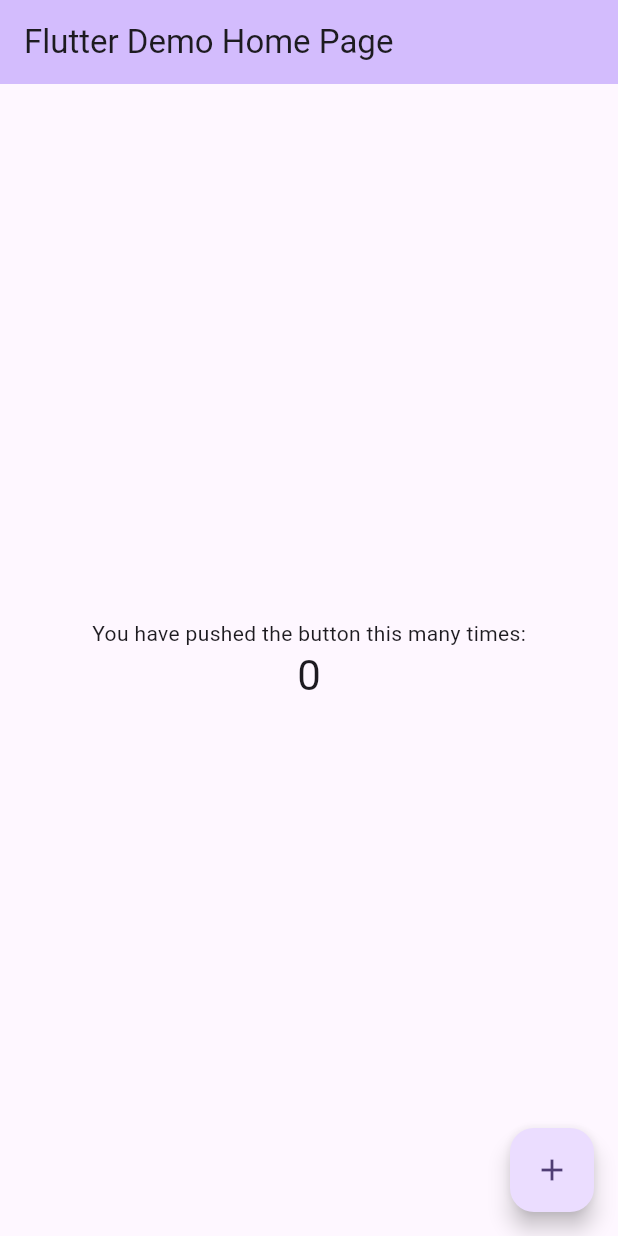
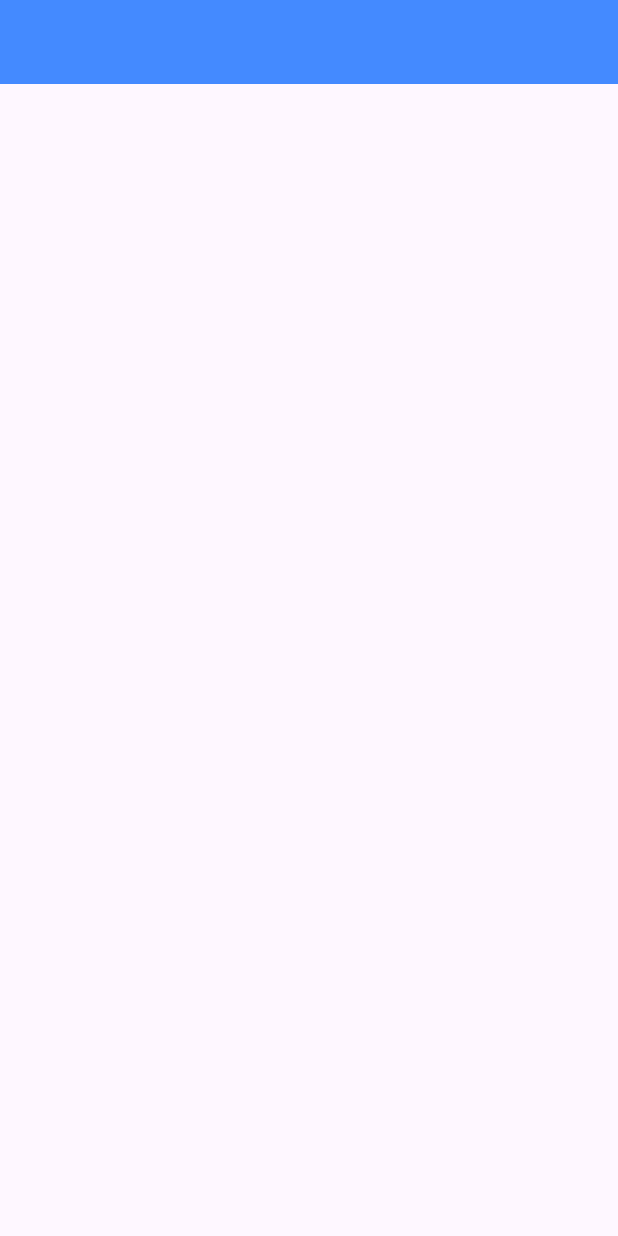
Before and after one commit to IT21175466/Land-License, a Flutter app: the screen it shows after launch, on a phone screen of 412 x 824 dp. Run offline on Flutter 3.47's test engine with Material 2 defaults, Android fonts, the phone set to English and light mode, and no system bars.

Commit message:
First Step

```diff
--- /dev/null
+++ b/lib/Home_Page.dart
@@ -0,0 +1,19 @@
+import 'package:flutter/material.dart';
+
+class HomePage extends StatefulWidget {
+  const HomePage({super.key});
+
+  @override
+  State<HomePage> createState() => _HomePageState();
+}
+
+class _HomePageState extends State<HomePage> {
+  @override
+  Widget build(BuildContext context) {
+    return Scaffold(
+      appBar: AppBar(
+        backgroundColor: Colors.blueAccent,
+      ),
+    );
+  }
+}
--- a/lib/main.dart
+++ b/lib/main.dart
@@ -1,4 +1,5 @@
 import 'package:flutter/material.dart';
+import 'package:land_license/Home_Page.dart';
 
 void main() {
   runApp(const MyApp());
@@ -31,95 +32,7 @@
         colorScheme: ColorScheme.fromSeed(seedColor: Colors.deepPurple),
         useMaterial3: true,
       ),
-      home: const MyHomePage(title: 'Flutter Demo Home Page'),
+      home: const HomePage(),
     );
   }
 }
-
-class MyHomePage extends StatefulWidget {
-  const MyHomePage({super.key, required this.title});
-
-  // This widget is the home page of your application. It is stateful, meaning
-  // that it has a State object (defined below) that contains fields that affect
-  // how it looks.
-
-  // This class is the configuration for the state. It holds the values (in this
-  // case the title) provided by the parent (in this case the App widget) and
-  // used by the build method of the State. Fields in a Widget subclass are
-  // always marked "final".
-
-  final String title;
-
-  @override
-  State<MyHomePage> createState() => _MyHomePageState();
-}
-
-class _MyHomePageState extends State<MyHomePage> {
-  int _counter = 0;
-
-  void _incrementCounter() {
-    setState(() {
-      // This call to setState tells the Flutter framework that something has
-      // changed in this State, which causes it to rerun the build method below
-      // so that the display can reflect the updated values. If we changed
-      // _counter without calling setState(), then the build method would not be
-      // called again, and so nothing would appear to happen.
-      _counter++;
-    });
-  }
-
-  @override
-  Widget build(BuildContext context) {
-    // This method is rerun every time setState is called, for instance as done
-    // by the _incrementCounter method above.
-    //
-    // The Flutter framework has been optimized to make rerunning build methods
-    // fast, so that you can just rebuild anything that needs updating rather
-    // than having to individually change instances of widgets.
-    return Scaffold(
-      appBar: AppBar(
-        // TRY THIS: Try changing the color here to a specific color (to
-        // Colors.amber, perhaps?) and trigger a hot reload to see the AppBar
-        // change color while the other colors stay the same.
-        backgroundColor: Theme.of(context).colorScheme.inversePrimary,
-        // Here we take the value from the MyHomePage object that was created by
-        // the App.build method, and use it to set our appbar title.
-        title: Text(widget.title),
-      ),
-      body: Center(
-        // Center is a layout widget. It takes a single child and positions it
-        // in the middle of the parent.
-        child: Column(
-          // Column is also a layout widget. It takes a list of children and
-          // arranges them vertically. By default, it sizes itself to fit its
-          // children horizontally, and tries to be as tall as its parent.
-          //
-          // Column has various properties to control how it sizes itself and
-          // how it positions its children. Here we use mainAxisAlignment to
-          // center the children vertically; the main axis here is the vertical
-          // axis because Columns are vertical (the cross axis would be
-          // horizontal).
-          //
-          // TRY THIS: Invoke "debug painting" (choose the "Toggle Debug Paint"
-          // action in the IDE, or press "p" in the console), to see the
-          // wireframe for each widget.
-          mainAxisAlignment: MainAxisAlignment.center,
-          children: <Widget>[
-            const Text(
-              'You have pushed the button this many times:',
-            ),
-            Text(
-              '$_counter',
-              style: Theme.of(context).textTheme.headlineMedium,
-            ),
-          ],
-        ),
-      ),
-      floatingActionButton: FloatingActionButton(
-        onPressed: _incrementCounter,
-        tooltip: 'Increment',
-        child: const Icon(Icons.add),
-      ), // This trailing comma makes auto-formatting nicer for build methods.
-    );
-  }
-}
```
